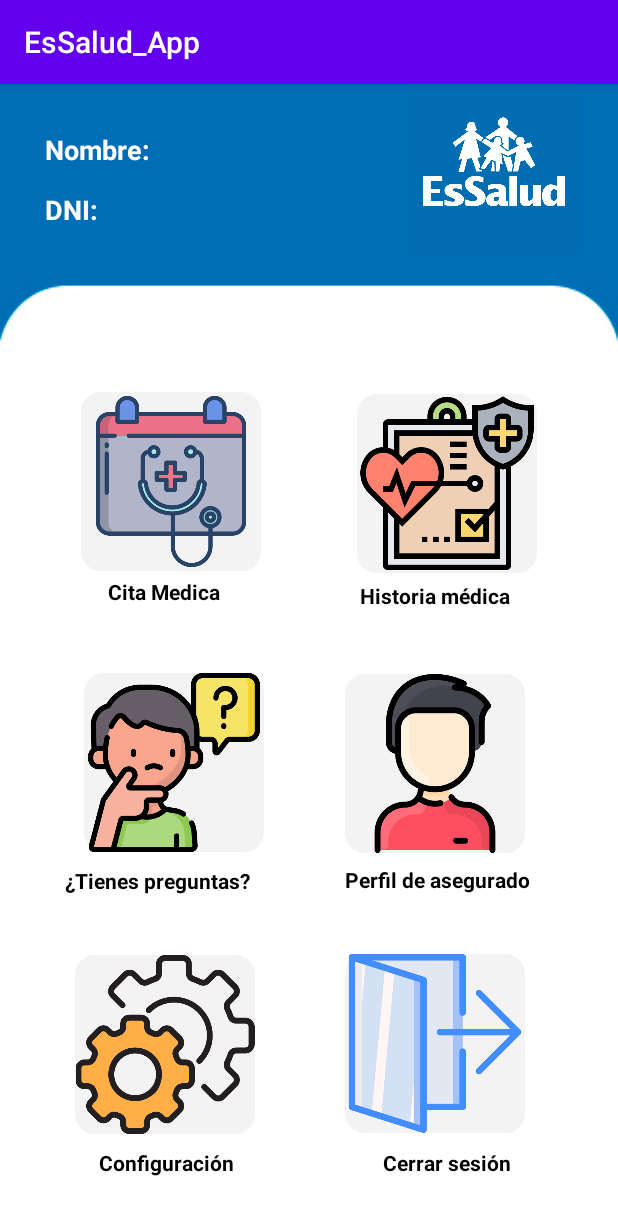
After one commit to Lucia9743/EsSalud_App, an Android app: the Menu screen opened directly, with no data from a screen before it, on a phone screen of 412 x 824 dp. The commit adds this screen. Shown: the top 1215 px of the screen. Run offline under Robolectric (Android 15) with nearby library versions, the phone set to English and light mode, and no system bars.

Commit message:
corregir menu

```diff
--- /dev/null
+++ b/app/src/main/java/com/example/essalud_app/Actividad_menu.java
@@ -0,0 +1,14 @@
+package com.example.essalud_app;
+
+import androidx.appcompat.app.AppCompatActivity;
+
+import android.os.Bundle;
+
+public class Actividad_menu extends AppCompatActivity {
+
+    @Override
+    protected void onCreate(Bundle savedInstanceState) {
+        super.onCreate(savedInstanceState);
+        setContentView(R.layout.activity_actividad_menu);
+    }
+}
--- /dev/null
+++ b/app/src/main/java/com/example/essalud_app/Menu.java
@@ -0,0 +1,14 @@
+package com.example.essalud_app;
+
+import androidx.appcompat.app.AppCompatActivity;
+
+import android.os.Bundle;
+
+public class Menu extends AppCompatActivity {
+
+    @Override
+    protected void onCreate(Bundle savedInstanceState) {
+        super.onCreate(savedInstanceState);
+        setContentView(R.layout.activity_menu);
+    }
+}
--- /dev/null
+++ b/app/src/main/res/drawable/boton_gris.xml
@@ -0,0 +1,21 @@
+<?xml version="1.0" encoding="utf-8"?>
+<shape xmlns:android="http://schemas.android.com/apk/res/android">
+    <solid android:color="@color/color4">
+    </solid>
+
+    <size
+        android:height="100dp"
+        android:width="300dp"
+        >
+    </size>
+    <corners
+        android:radius="10dp"
+        >
+    </corners>
+    <stroke
+        android:width="10px"
+        android:color="@color/color4"
+
+        >
+    </stroke>
+</shape>
--- /dev/null
+++ b/app/src/main/res/layout/activity_actividad_menu.xml
@@ -0,0 +1,9 @@
+<?xml version="1.0" encoding="utf-8"?>
+<androidx.constraintlayout.widget.ConstraintLayout xmlns:android="http://schemas.android.com/apk/res/android"
+    xmlns:app="http://schemas.android.com/apk/res-auto"
+    xmlns:tools="http://schemas.android.com/tools"
+    android:layout_width="match_parent"
+    android:layout_height="match_parent"
+    tools:context=".Actividad_menu">
+
+</androidx.constraintlayout.widget.ConstraintLayout>
--- /dev/null
+++ b/app/src/main/res/layout/activity_menu.xml
@@ -0,0 +1,297 @@
+<?xml version="1.0" encoding="utf-8"?>
+<androidx.constraintlayout.widget.ConstraintLayout xmlns:android="http://schemas.android.com/apk/res/android"
+    xmlns:app="http://schemas.android.com/apk/res-auto"
+    xmlns:tools="http://schemas.android.com/tools"
+    android:layout_width="match_parent"
+    android:layout_height="match_parent"
+    android:background="@mipmap/fondo"
+    tools:context=".Menu">
+
+    <ImageView
+        android:id="@+id/imageView7"
+        android:layout_width="165dp"
+        android:layout_height="113dp"
+        app:layout_constraintBottom_toBottomOf="parent"
+        app:layout_constraintEnd_toEndOf="parent"
+        app:layout_constraintHorizontal_bias="1.0"
+        app:layout_constraintStart_toStartOf="parent"
+        app:layout_constraintTop_toTopOf="parent"
+        app:layout_constraintVertical_bias="0.0"
+        app:srcCompat="@mipmap/logo2" />
+
+    <TextView
+        android:id="@+id/textView8"
+        android:layout_width="wrap_content"
+        android:layout_height="wrap_content"
+        android:text="Nombre:"
+        android:textColor="#FFFFFF"
+        android:textSize="18sp"
+        android:textStyle="bold"
+        app:layout_constraintBottom_toBottomOf="parent"
+        app:layout_constraintEnd_toEndOf="parent"
+        app:layout_constraintHorizontal_bias="0.088"
+        app:layout_constraintStart_toStartOf="parent"
+        app:layout_constraintTop_toTopOf="parent"
+        app:layout_constraintVertical_bias="0.042" />
+
+    <TextView
+        android:id="@+id/textView9"
+        android:layout_width="wrap_content"
+        android:layout_height="wrap_content"
+        android:text="DNI:"
+        android:textColor="#FFFFFF"
+        android:textSize="18sp"
+        android:textStyle="bold"
+        app:layout_constraintBottom_toBottomOf="parent"
+        app:layout_constraintEnd_toEndOf="parent"
+        app:layout_constraintHorizontal_bias="0.079"
+        app:layout_constraintStart_toStartOf="parent"
+        app:layout_constraintTop_toTopOf="parent"
+        app:layout_constraintVertical_bias="0.096" />
+
+    <TextView
+        android:id="@+id/textView10"
+        android:layout_width="105dp"
+        android:layout_height="26dp"
+        app:layout_constraintBottom_toBottomOf="parent"
+        app:layout_constraintEnd_toEndOf="parent"
+        app:layout_constraintHorizontal_bias="0.4"
+        app:layout_constraintStart_toStartOf="parent"
+        app:layout_constraintTop_toTopOf="parent"
+        app:layout_constraintVertical_bias="0.042" />
+
+    <TextView
+        android:id="@+id/textView11"
+        android:layout_width="105dp"
+        android:layout_height="26dp"
+        app:layout_constraintBottom_toBottomOf="parent"
+        app:layout_constraintEnd_toEndOf="parent"
+        app:layout_constraintHorizontal_bias="0.401"
+        app:layout_constraintStart_toStartOf="parent"
+        app:layout_constraintTop_toTopOf="parent"
+        app:layout_constraintVertical_bias="0.096" />
+
+    <ImageButton
+        android:id="@+id/imageButton4"
+        android:layout_width="120dp"
+        android:layout_height="119dp"
+        android:layout_marginStart="60dp"
+        android:layout_marginLeft="60dp"
+        android:layout_marginTop="75dp"
+        android:layout_marginEnd="238dp"
+        android:layout_marginRight="238dp"
+        android:layout_marginBottom="443dp"
+        android:background="@drawable/boton_gris"
+        android:scaleType="fitCenter"
+        app:layout_constraintBottom_toBottomOf="parent"
+        app:layout_constraintEnd_toEndOf="parent"
+        app:layout_constraintHorizontal_bias="1.0"
+        app:layout_constraintStart_toStartOf="parent"
+        app:layout_constraintTop_toBottomOf="@+id/textView11"
+        app:layout_constraintVertical_bias="1.0"
+        app:srcCompat="@mipmap/cita1" />
+
+    <ImageButton
+        android:id="@+id/imageButton6"
+        android:layout_width="120dp"
+        android:layout_height="119dp"
+        android:layout_marginStart="64dp"
+        android:layout_marginLeft="64dp"
+        android:layout_marginTop="42dp"
+        android:layout_marginEnd="63dp"
+        android:layout_marginRight="63dp"
+        android:layout_marginBottom="442dp"
+        android:background="@drawable/boton_gris"
+        android:scaleType="fitCenter"
+        app:layout_constraintBottom_toBottomOf="parent"
+        app:layout_constraintEnd_toEndOf="parent"
+        app:layout_constraintHorizontal_bias="0.0"
+        app:layout_constraintStart_toEndOf="@+id/imageButton4"
+        app:layout_constraintTop_toBottomOf="@+id/imageView7"
+        app:layout_constraintVertical_bias="1.0"
+        app:srcCompat="@mipmap/cita" />
+
+    <ImageButton
+        android:id="@+id/imageButton7"
+        android:layout_width="120dp"
+        android:layout_height="119dp"
+        android:layout_marginStart="45dp"
+        android:layout_marginLeft="45dp"
+        android:layout_marginTop="68dp"
+        android:layout_marginEnd="225dp"
+        android:layout_marginRight="225dp"
+        android:layout_marginBottom="256dp"
+        android:background="@drawable/boton_gris"
+        android:scaleType="fitCenter"
+        app:layout_constraintBottom_toBottomOf="parent"
+        app:layout_constraintEnd_toEndOf="parent"
+        app:layout_constraintStart_toStartOf="parent"
+        app:layout_constraintTop_toBottomOf="@+id/imageButton4"
+        app:srcCompat="@mipmap/faq" />
+
+    <ImageButton
+        android:id="@+id/imageButton8"
+        android:layout_width="120dp"
+        android:layout_height="119dp"
+        android:layout_marginStart="64dp"
+        android:layout_marginLeft="64dp"
+        android:layout_marginTop="68dp"
+        android:layout_marginEnd="62dp"
+        android:layout_marginRight="62dp"
+        android:layout_marginBottom="255dp"
+        android:background="@drawable/boton_gris"
+        android:scaleType="fitCenter"
+        app:layout_constraintBottom_toBottomOf="parent"
+        app:layout_constraintEnd_toEndOf="parent"
+        app:layout_constraintHorizontal_bias="1.0"
+        app:layout_constraintStart_toEndOf="@+id/imageButton7"
+        app:layout_constraintTop_toBottomOf="@+id/imageButton6"
+        app:layout_constraintVertical_bias="1.0"
+        app:srcCompat="@mipmap/perfil" />
+
+    <ImageButton
+        android:id="@+id/imageButton9"
+        android:layout_width="120dp"
+        android:layout_height="119dp"
+        android:layout_marginStart="45dp"
+        android:layout_marginLeft="45dp"
+        android:layout_marginTop="68dp"
+        android:layout_marginEnd="238dp"
+        android:layout_marginRight="238dp"
+        android:layout_marginBottom="68dp"
+        android:background="@drawable/boton_gris"
+        android:scaleType="fitCenter"
+        app:layout_constraintBottom_toBottomOf="parent"
+        app:layout_constraintEnd_toEndOf="parent"
+        app:layout_constraintStart_toStartOf="parent"
+        app:layout_constraintTop_toBottomOf="@+id/imageButton7"
+        app:srcCompat="@mipmap/configuracion" />
+
+    <ImageButton
+        android:id="@+id/imageButton10"
+        android:layout_width="120dp"
+        android:layout_height="119dp"
+        android:layout_marginStart="64dp"
+        android:layout_marginLeft="64dp"
+        android:layout_marginTop="67dp"
+        android:layout_marginEnd="62dp"
+        android:layout_marginRight="62dp"
+        android:layout_marginBottom="68dp"
+        android:background="@drawable/boton_gris"
+        android:scaleType="fitCenter"
+        app:layout_constraintBottom_toBottomOf="parent"
+        app:layout_constraintEnd_toEndOf="parent"
+        app:layout_constraintHorizontal_bias="1.0"
+        app:layout_constraintStart_toEndOf="@+id/imageButton9"
+        app:layout_constraintTop_toBottomOf="@+id/imageButton8"
+        app:layout_constraintVertical_bias="0.0"
+        app:srcCompat="@mipmap/cerrar_sesion" />
+
+    <TextView
+        android:id="@+id/textView12"
+        android:layout_width="wrap_content"
+        android:layout_height="wrap_content"
+        android:layout_marginStart="72dp"
+        android:layout_marginLeft="72dp"
+        android:layout_marginTop="4dp"
+        android:layout_marginBottom="44dp"
+        android:text="Cita Medica"
+        android:textColor="#000000"
+        android:textStyle="bold"
+        app:layout_constraintBottom_toTopOf="@+id/imageButton7"
+        app:layout_constraintStart_toStartOf="parent"
+        app:layout_constraintTop_toBottomOf="@+id/imageButton4"
+        app:layout_constraintVertical_bias="0.0" />
+
+    <TextView
+        android:id="@+id/textView14"
+        android:layout_width="wrap_content"
+        android:layout_height="wrap_content"
+        android:layout_marginStart="113dp"
+        android:layout_marginLeft="113dp"
+        android:layout_marginTop="6dp"
+        android:layout_marginEnd="92dp"
+        android:layout_marginRight="92dp"
+        android:layout_marginBottom="43dp"
+        android:text="Historia médica"
+        android:textColor="#000000"
+        android:textStyle="bold"
+        app:layout_constraintBottom_toTopOf="@+id/imageButton8"
+        app:layout_constraintEnd_toEndOf="parent"
+        app:layout_constraintStart_toEndOf="@+id/textView12"
+        app:layout_constraintTop_toBottomOf="@+id/imageButton6" />
+
+    <TextView
+        android:id="@+id/textView15"
+        android:layout_width="wrap_content"
+        android:layout_height="wrap_content"
+        android:layout_marginStart="43dp"
+        android:layout_marginLeft="43dp"
+        android:layout_marginTop="9dp"
+        android:layout_marginEnd="246dp"
+        android:layout_marginRight="246dp"
+        android:layout_marginBottom="40dp"
+        android:text="¿Tienes preguntas?"
+        android:textColor="#000000"
+        android:textStyle="bold"
+        app:layout_constraintBottom_toTopOf="@+id/imageButton9"
+        app:layout_constraintEnd_toEndOf="parent"
+        app:layout_constraintStart_toStartOf="parent"
+        app:layout_constraintTop_toBottomOf="@+id/imageButton7" />
+
+    <TextView
+        android:id="@+id/textView16"
+        android:layout_width="wrap_content"
+        android:layout_height="wrap_content"
+        android:layout_marginStart="63dp"
+        android:layout_marginLeft="63dp"
+        android:layout_marginTop="8dp"
+        android:layout_marginEnd="59dp"
+        android:layout_marginRight="59dp"
+        android:layout_marginBottom="40dp"
+        android:text="Perfil de asegurado"
+        android:textColor="#000000"
+        android:textStyle="bold"
+        app:layout_constraintBottom_toTopOf="@+id/imageButton10"
+        app:layout_constraintEnd_toEndOf="parent"
+        app:layout_constraintStart_toEndOf="@+id/textView15"
+        app:layout_constraintTop_toBottomOf="@+id/imageButton8" />
+
+    <TextView
+        android:id="@+id/textView17"
+        android:layout_width="wrap_content"
+        android:layout_height="wrap_content"
+        android:layout_marginStart="66dp"
+        android:layout_marginLeft="66dp"
+        android:layout_marginTop="9dp"
+        android:layout_marginEnd="256dp"
+        android:layout_marginRight="256dp"
+        android:layout_marginBottom="40dp"
+        android:text="Configuración"
+        android:textColor="#000000"
+        android:textStyle="bold"
+        app:layout_constraintBottom_toBottomOf="parent"
+        app:layout_constraintEnd_toEndOf="parent"
+        app:layout_constraintStart_toStartOf="parent"
+        app:layout_constraintTop_toBottomOf="@+id/imageButton9" />
+
+    <TextView
+        android:id="@+id/textView18"
+        android:layout_width="wrap_content"
+        android:layout_height="wrap_content"
+        android:layout_marginStart="95dp"
+        android:layout_marginLeft="95dp"
+        android:layout_marginTop="10dp"
+        android:layout_marginEnd="68dp"
+        android:layout_marginRight="68dp"
+        android:layout_marginBottom="39dp"
+        android:text="Cerrar sesión"
+        android:textColor="#000000"
+        android:textStyle="bold"
+        app:layout_constraintBottom_toBottomOf="parent"
+        app:layout_constraintEnd_toEndOf="parent"
+        app:layout_constraintStart_toEndOf="@+id/textView17"
+        app:layout_constraintTop_toBottomOf="@+id/imageButton10"
+        app:layout_constraintVertical_bias="0.0" />
+
+</androidx.constraintlayout.widget.ConstraintLayout>
--- a/app/src/main/res/layout/activity_registrarse.xml
+++ b/app/src/main/res/layout/activity_registrarse.xml
@@ -13,8 +13,8 @@
         android:layout_height="40dp"
         android:background="#FFFFFF"
         android:ems="10"
+        android:hint="@string/contra"
         android:inputType="textPersonName"
-        android:text="     Cree  una contraseña"
         android:textColor="#989595"
         android:textSize="12sp"
         app:layout_constraintBottom_toTopOf="@+id/editText5"
@@ -31,7 +31,7 @@
         android:background="#FFFFFF"
         android:ems="10"
         android:inputType="textPersonName"
-        android:text="     Reingrese la contraseña"
+        android:hint="@string/recontra"
         android:textColor="#989595"
         android:textSize="12sp"
         app:layout_constraintBottom_toBottomOf="parent"
@@ -47,7 +47,7 @@
         android:layout_height="339dp"
         app:layout_constraintBottom_toBottomOf="parent"
         app:layout_constraintEnd_toEndOf="parent"
-        app:layout_constraintHorizontal_bias="0.497"
+        app:layout_constraintHorizontal_bias="0.567"
         app:layout_constraintStart_toStartOf="parent"
         app:layout_constraintTop_toTopOf="parent"
         app:layout_constraintVertical_bias="0.0"
@@ -59,8 +59,8 @@
         android:layout_height="40dp"
         android:background="#FFFFFF"
         android:ems="10"
+        android:hint="@string/dni"
         android:inputType="textPersonName"
-        android:text="     Ingrese su DNI"
         android:textColor="#989595"
         android:textSize="12sp"
         app:layout_constraintBottom_toTopOf="@+id/button4"
@@ -68,7 +68,7 @@
         app:layout_constraintHorizontal_bias="0.59"
         app:layout_constraintStart_toStartOf="parent"
         app:layout_constraintTop_toBottomOf="@+id/textView3"
-        app:layout_constraintVertical_bias="0.566" />
+        app:layout_constraintVertical_bias="0.344" />
 
     <TextView
         android:id="@+id/textView3"
@@ -82,7 +82,7 @@
         app:layout_constraintEnd_toEndOf="parent"
         app:layout_constraintStart_toStartOf="parent"
         app:layout_constraintTop_toTopOf="@+id/imageView2"
-        app:layout_constraintVertical_bias="0.771" />
+        app:layout_constraintVertical_bias="0.752" />
 
     <Button
         android:id="@+id/button4"
@@ -97,7 +97,8 @@
         app:layout_constraintEnd_toEndOf="parent"
         app:layout_constraintHorizontal_bias="0.553"
         app:layout_constraintStart_toStartOf="parent"
-        app:layout_constraintTop_toTopOf="parent" />
+        app:layout_constraintTop_toTopOf="parent"
+        app:layout_constraintVertical_bias="0.52" />
 
     <Button
         android:id="@+id/button5"
--- a/app/src/main/res/values/colors.xml
+++ b/app/src/main/res/values/colors.xml
@@ -6,4 +6,5 @@
     <color name="color1">#006DB1</color>
     <color name="color2">#FFFFFF</color>
     <color name="color3">#F1F1F1</color>
+    <color name="color4">#F3F3F3</color>
 </resources>
--- a/app/src/main/res/values/strings.xml
+++ b/app/src/main/res/values/strings.xml
@@ -1,3 +1,6 @@
 <resources>
     <string name="app_name">EsSalud_App</string>
+    <string name="contra">  Cree una contraseña</string>
+    <string name="dni">   Ingrese su DNI</string>
+    <string name="recontra">   Reingrese su contraseña</string>
 </resources>
```
Also changed, not shown: app/src/main/AndroidManifest.xml (+6 -19 lines), app/src/main/res/mipmap-hdpi/cerrar_sesion.png (added), app/src/main/res/mipmap-hdpi/cita.png (added), app/src/main/res/mipmap-hdpi/configuracion.png (added), app/src/main/res/mipmap-hdpi/faq.png (added), app/src/main/res/mipmap-hdpi/fondo.jpg (added), app/src/main/res/mipmap-hdpi/perfil.png (added).
